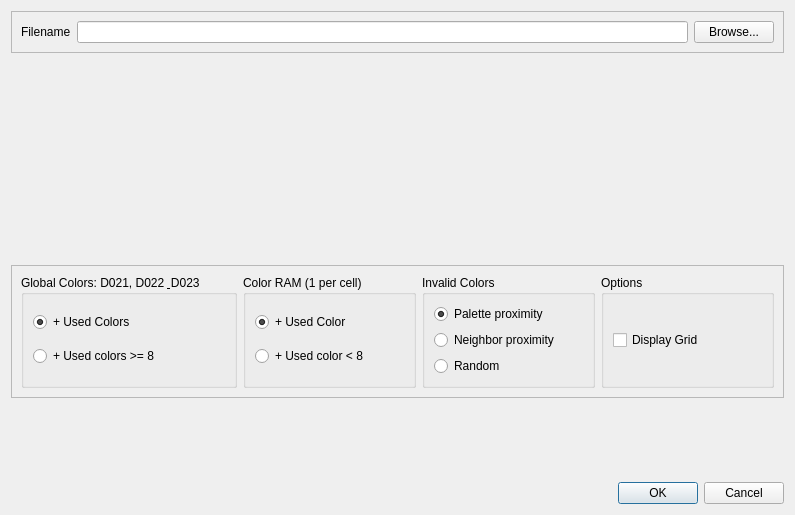
This is src/importkoaladialog.ui in ricardoquesada/vchar64 as Qt 5 draws it before an edit. The edited form follows.
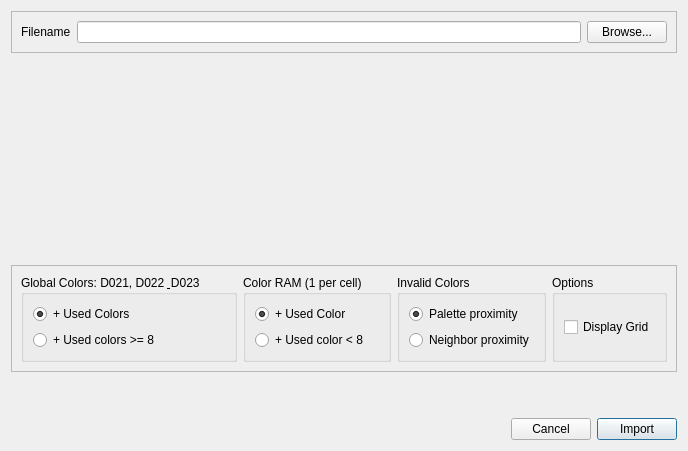
This is the edited form. Custom widgets are drawn as their Qt base class.

```diff
--- a/src/importkoaladialog.ui
+++ b/src/importkoaladialog.ui
@@ -2,20 +2,6 @@
 <ui version="4.0">
  <class>ImportKoalaDialog</class>
  <widget class="QDialog" name="ImportKoalaDialog">
-  <property name="geometry">
-   <rect>
-    <x>0</x>
-    <y>0</y>
-    <width>795</width>
-    <height>515</height>
-   </rect>
-  </property>
-  <property name="minimumSize">
-   <size>
-    <width>320</width>
-    <height>200</height>
-   </size>
-  </property>
   <property name="windowTitle">
    <string>Dialog</string>
   </property>
@@ -160,13 +146,6 @@
            </property>
           </widget>
          </item>
-         <item>
-          <widget class="QRadioButton" name="radioButtonRandom">
-           <property name="text">
-            <string>Random</string>
-           </property>
-          </widget>
-         </item>
         </layout>
        </widget>
       </item>
@@ -203,14 +182,38 @@
     </spacer>
    </item>
    <item>
-    <widget class="QDialogButtonBox" name="buttonBox">
-     <property name="orientation">
-      <enum>Qt::Horizontal</enum>
-     </property>
-     <property name="standardButtons">
-      <set>QDialogButtonBox::Cancel|QDialogButtonBox::Ok</set>
-     </property>
-    </widget>
+    <layout class="QHBoxLayout" name="horizontalLayout_3">
+     <item>
+      <spacer name="horizontalSpacer">
+       <property name="orientation">
+        <enum>Qt::Horizontal</enum>
+       </property>
+       <property name="sizeHint" stdset="0">
+        <size>
+         <width>40</width>
+         <height>20</height>
+        </size>
+       </property>
+      </spacer>
+     </item>
+     <item>
+      <widget class="QPushButton" name="pushButtonCancel">
+       <property name="text">
+        <string>Cancel</string>
+       </property>
+      </widget>
+     </item>
+     <item>
+      <widget class="QPushButton" name="pushButtonImport">
+       <property name="text">
+        <string>Import</string>
+       </property>
+       <property name="default">
+        <bool>true</bool>
+       </property>
+      </widget>
+     </item>
+    </layout>
    </item>
   </layout>
  </widget>
```
Left out of the diff: 37 changed lines with no effect on the pictures.
